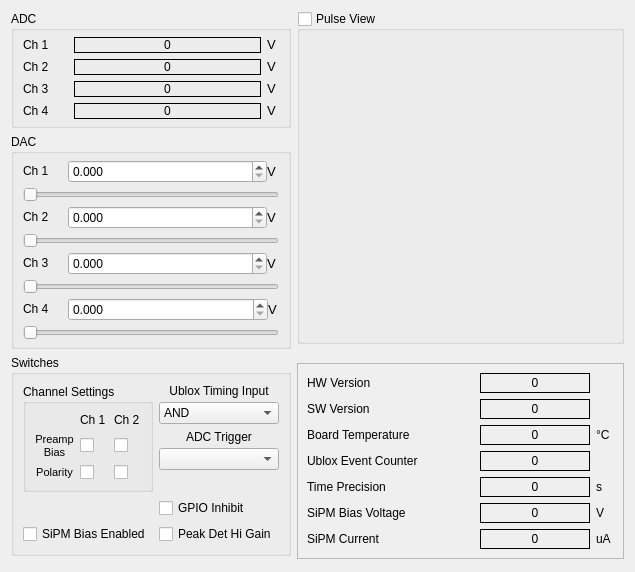
Qt form gui/src/parametermonitorform.ui (MuonPi/muondetector) before a commit.
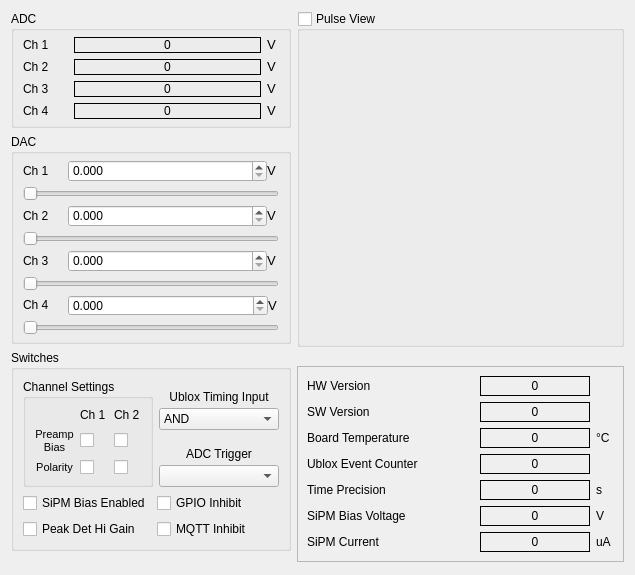
The same form after that commit. Custom widgets are drawn as their Qt base class.

Commit message: added mqtt inhibit function and checkbox in GUI

The edit to the form file:
```diff
--- a/gui/src/parametermonitorform.ui
+++ b/gui/src/parametermonitorform.ui
@@ -7,7 +7,7 @@
     <x>0</x>
     <y>0</y>
     <width>635</width>
-    <height>572</height>
+    <height>575</height>
    </rect>
   </property>
   <property name="sizePolicy">
@@ -849,6 +849,12 @@
      </item>
      <item>
       <widget class="QGroupBox" name="groupBox_3">
+       <property name="sizePolicy">
+        <sizepolicy hsizetype="Preferred" vsizetype="Minimum">
+         <horstretch>0</horstretch>
+         <verstretch>0</verstretch>
+        </sizepolicy>
+       </property>
        <property name="minimumSize">
         <size>
          <width>280</width>
@@ -859,7 +865,9 @@
         <string>Switches</string>
        </property>
        <layout class="QGridLayout" name="gridLayout_11">
-        <item row="0" column="0" rowspan="2">
+        <item row="0" column="0" colspan="2">
+         <layout class="QHBoxLayout" name="horizontalLayout_5">
+          <item>
          <widget class="QGroupBox" name="groupBox_4">
           <property name="minimumSize">
            <size>
@@ -1007,7 +1015,7 @@
           </layout>
          </widget>
         </item>
-        <item row="0" column="1">
+          <item>
          <layout class="QVBoxLayout" name="verticalLayout">
           <item>
            <layout class="QVBoxLayout" name="verticalLayout_2">
@@ -1113,45 +1121,9 @@
           </item>
          </layout>
         </item>
-        <item row="1" column="1">
-         <spacer name="verticalSpacer_4">
-          <property name="orientation">
-           <enum>Qt::Vertical</enum>
-          </property>
-          <property name="sizeHint" stdset="0">
-           <size>
-            <width>20</width>
-            <height>7</height>
-           </size>
-          </property>
-         </spacer>
+         </layout>
         </item>
-        <item row="2" column="0">
-         <spacer name="verticalSpacer_5">
-          <property name="orientation">
-           <enum>Qt::Vertical</enum>
-          </property>
-          <property name="sizeHint" stdset="0">
-           <size>
-            <width>20</width>
-            <height>2</height>
-           </size>
-          </property>
-         </spacer>
-        </item>
-        <item row="2" column="1">
-         <widget class="QCheckBox" name="gpioInhibitCheckBox">
-          <property name="font">
-           <font>
-            <pointsize>9</pointsize>
-           </font>
-          </property>
-          <property name="text">
-           <string>GPIO Inhibit</string>
-          </property>
-         </widget>
-        </item>
-        <item row="3" column="0">
+        <item row="1" column="0">
          <widget class="QCheckBox" name="biasEnCheckBox">
           <property name="font">
            <font>
@@ -1163,7 +1135,19 @@
           </property>
          </widget>
         </item>
-        <item row="3" column="1">
+        <item row="1" column="1">
+         <widget class="QCheckBox" name="gpioInhibitCheckBox">
+          <property name="font">
+           <font>
+            <pointsize>9</pointsize>
+           </font>
+          </property>
+          <property name="text">
+           <string>GPIO Inhibit</string>
+          </property>
+         </widget>
+        </item>
+        <item row="2" column="0">
          <widget class="QCheckBox" name="hiGainCheckBox">
           <property name="font">
            <font>
@@ -1175,21 +1159,15 @@
           </property>
          </widget>
         </item>
-       </layout>
-      </widget>
-     </item>
-     <item>
-      <spacer name="verticalSpacer">
-       <property name="orientation">
-        <enum>Qt::Vertical</enum>
-       </property>
-       <property name="sizeHint" stdset="0">
-        <size>
-         <width>20</width>
-         <height>2</height>
-        </size>
-       </property>
-      </spacer>
+        <item row="2" column="1">
+         <widget class="QCheckBox" name="mqttInhibitCheckBox">
+          <property name="text">
+           <string>MQTT Inhibit</string>
+          </property>
+         </widget>
+        </item>
+       </layout>
+      </widget>
      </item>
     </layout>
    </item>
@@ -1209,7 +1187,7 @@
      </property>
     </spacer>
    </item>
-   <item row="0" column="2">
+   <item row="0" column="2" rowspan="2">
     <layout class="QVBoxLayout" name="verticalLayout_5">
      <item>
       <widget class="QGroupBox" name="adcTraceGroupBox">
@@ -1783,6 +1761,19 @@
      </item>
     </layout>
    </item>
+   <item row="1" column="0">
+    <spacer name="verticalSpacer">
+     <property name="orientation">
+      <enum>Qt::Vertical</enum>
+     </property>
+     <property name="sizeHint" stdset="0">
+      <size>
+       <width>20</width>
+       <height>40</height>
+      </size>
+     </property>
+    </spacer>
+   </item>
   </layout>
  </widget>
  <customwidgets>
```
Lines whose indentation alone changed are shown as unchanged. The commit also changes 3 other files.
